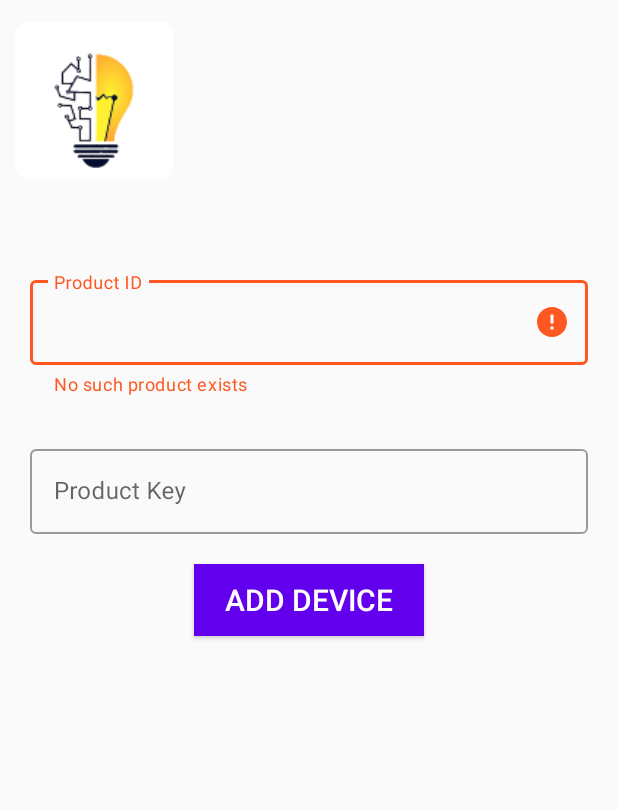
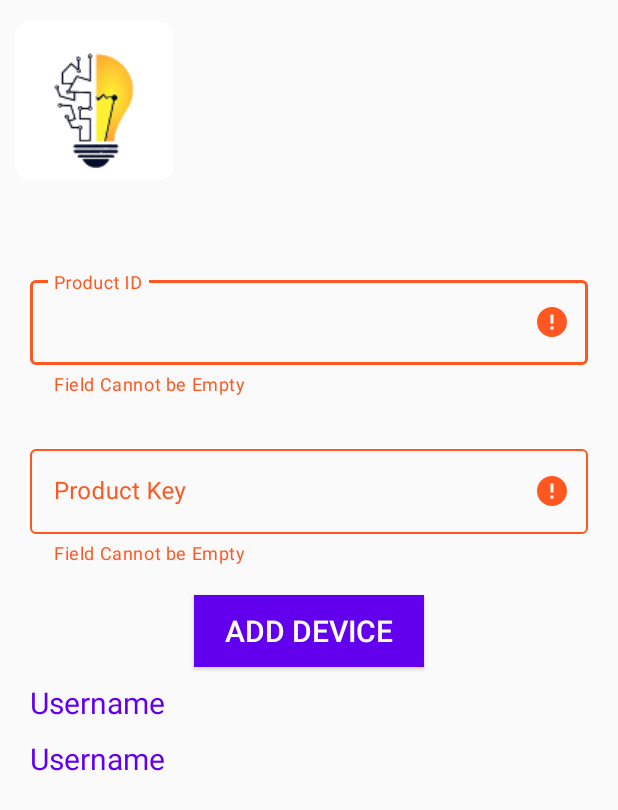
Before and after one commit to ssk-karna/AutoLights_app, an Android app: the AddDevice screen opened directly, with no data from a screen before it, after a tap on "ADD DEVICE", on a phone screen of 412 x 824 dp. Shown: the top 810 px of the screen. Run offline under Robolectric (Android 15) with nearby library versions, the phone set to English and light mode, and no system bars; our stand-ins replace Firebase (no records; nobody signed in at launch, a user with empty details on screens opened directly); Roboto replaces fonts that are not available here.

Commit message:
Fixing Device adding

```diff
--- a/app/src/main/java/com/truedevelopment/autolight/AddDevice.java
+++ b/app/src/main/java/com/truedevelopment/autolight/AddDevice.java
@@ -23,9 +23,8 @@ public class AddDevice extends AppCompatActivity {
     String email,user;
     Button addDevice;
     TextInputLayout productID,productKey;
-    TextView usertv;
-    DatabaseReference reference;
-    DatabaseReference ref;
+    TextView usertv,iduserEntered,idDb;
+
 
 
 
@@ -41,9 +40,9 @@ public class AddDevice extends AppCompatActivity {
         productID = findViewById(R.id.productId);
         productKey = findViewById(R.id.productKey);
         usertv = findViewById(R.id.tvusername);
+        iduserEntered = findViewById(R.id.tvuserenteredID);
+        idDb = findViewById(R.id.tvDbid);
 
-        reference = FirebaseDatabase.getInstance().getReference().child("Users");
-        ref = FirebaseDatabase.getInstance().getReference().child("Products");
 
         usertv.setText(user);
 
@@ -54,48 +53,91 @@ public class AddDevice extends AppCompatActivity {
             }
         });
 
+
     }
 
-    private void addingDevice(View view) {
+    public void addingDevice(View v) {
 
-       validateDevice();
+        if(!validateProductID() | !validateProductKey()){
+            return;
+        }
+        else {
+
+            checkingDevice();
+        }
     }
 
+    private Boolean validateProductID(){
+        String val = productID.getEditText().getText().toString();
+            // 8-20 characters long
+
+        if(val.isEmpty()){
+            productID.setError("Field Cannot be Empty");
+            return false;
+        }
+        else
+        {
+            productID.setError(null);
+            productID.setErrorEnabled(false);
+            return true;
+
+        }
+    }
+
+    private Boolean validateProductKey(){
+        String val = productKey.getEditText().getText().toString();
 
 
+        if(val.isEmpty()){
+            productKey.setError("Field Cannot be Empty");
+            return false;
+        }
+        else
+        {
+            productKey.setError(null);
+            productKey.setErrorEnabled(false);
+            return true;
 
-    private void validateDevice(){
-       final String product_ID = productID.getEditText().getText().toString();
-       final String product_key = productKey.getEditText().getText().toString();
+        }
+    }
 
-        DatabaseReference ref = FirebaseDatabase.getInstance().getReference().child("Products");
+    private void checkingDevice() {
 
-        Query checkDevice = ref.orderByChild("productKey").equalTo(product_ID);
+        final String userEnteredProductID = productID.getEditText().getText().toString().trim();
+        final String userEnteredProductKey = productKey.getEditText().getText().toString().trim();
 
-        checkDevice.addListenerForSingleValueEvent(new ValueEventListener() {
+        DatabaseReference reference = FirebaseDatabase.getInstance().getReference().child("devices");
+
+        Query checkUser = reference.orderByChild("productID").equalTo(userEnteredProductID);
+
+
+        checkUser.addListenerForSingleValueEvent(new ValueEventListener() {
             @Override
             public void onDataChange(@NonNull DataSnapshot snapshot) {
-                if(snapshot.exists()){
+                if (snapshot.exists()){
 
                     productID.setError(null);
                     productID.setErrorEnabled(false);
 
-                    String productKeyFromDb = snapshot.child(product_ID).child("productKey").getValue(String.class);
 
-                    if(productKeyFromDb.equals(product_key)){
+                    String productKeyFromDB = snapshot.child(userEnteredProductID).child("productKey").getValue(String.class);
+
+                    if(productKeyFromDB.equals(userEnteredProductKey)){
+
                         productKey.setError(null);
                         productKey.setErrorEnabled(false);
+
                         DatabaseReference reference = FirebaseDatabase.getInstance().getReference().child("Users");
-                        reference.child(user).child("ProductsOwned").setValue(product_ID);
+                        reference.child(user).child("ProductsOwned").setValue(userEnteredProductID);
+
+
                     }
                     else{
-                        productKey.setError("Wrong Key Entered! Please Check");
+                        productKey.setError("Wrong Key Entered!");
                         productKey.requestFocus();
                     }
-
-                }
-                else{
-                    productID.setError("No such product exists");
+                }else {
+                    productID.setError("No Such Product Exists!");
                     productID.requestFocus();
                 }
             }
@@ -105,9 +147,54 @@ public class AddDevice extends AppCompatActivity {
 
             }
         });
+    }
 
 
-
-    }
-
+//    private void validateDevice(){
+//       final String product_ID = productID.getEditText().getText().toString().trim();
+//       final String product_key = productKey.getEditText().getText().toString().trim();
+//
+//        DatabaseReference ref = FirebaseDatabase.getInstance().getReference().child("Products");
+//
+//
+//        Query checkDevice = ref.orderByChild("productKey").equalTo(product_ID);
+//
+//        checkDevice.addListenerForSingleValueEvent(new ValueEventListener() {
+//            @Override
+//            public void onDataChange(@NonNull DataSnapshot snapshot) {
+//                if(snapshot.exists()){
+//
+//                    productID.setError(null);
+//                    productID.setErrorEnabled(false);
+//
+//                    String productKeyFromDb = snapshot.child(product_ID).child("productKey").getValue(String.class);
+//
+//                    if(productKeyFromDb.equals(product_key)){
+//                        productKey.setError(null);
+//                        productKey.setErrorEnabled(false);
+//                        DatabaseReference reference = FirebaseDatabase.getInstance().getReference().child("Users");
+//                        reference.child(user).child("ProductsOwned").setValue(product_ID);
+//                    }
+//                    else{
+//                        productKey.setError("Wrong Key Entered! Please Check");
+//                        productKey.requestFocus();
+//                    }
+//
+//                }
+//                else{
+//                    productID.setError("No such product exists");
+//                    productID.requestFocus();
+//                }
+//            }
+//
+//            @Override
+//            public void onCancelled(@NonNull DatabaseError error) {
+//
+//            }
+//        });
+//
+//
+//
+//    }
+//
 }
--- a/app/src/main/res/layout/activity_add_device.xml
+++ b/app/src/main/res/layout/activity_add_device.xml
@@ -73,5 +73,25 @@
         android:textColor="#ffffff"
         android:textSize="20sp" />
 
+    <TextView
+        android:id="@+id/tvDbid"
+        android:layout_width="wrap_content"
+        android:layout_height="wrap_content"
+        android:layout_marginLeft="20dp"
+        android:layout_marginTop="10dp"
+        android:text="Username"
+        android:textColor="@color/colorPrimary"
+        android:textSize="20sp" />
+
+    <TextView
+        android:id="@+id/tvuserenteredID"
+        android:layout_width="wrap_content"
+        android:layout_height="wrap_content"
+        android:layout_marginLeft="20dp"
+        android:layout_marginTop="10dp"
+        android:text="Username"
+        android:textColor="@color/colorPrimary"
+        android:textSize="20sp" />
+
 
 </LinearLayout>
```
